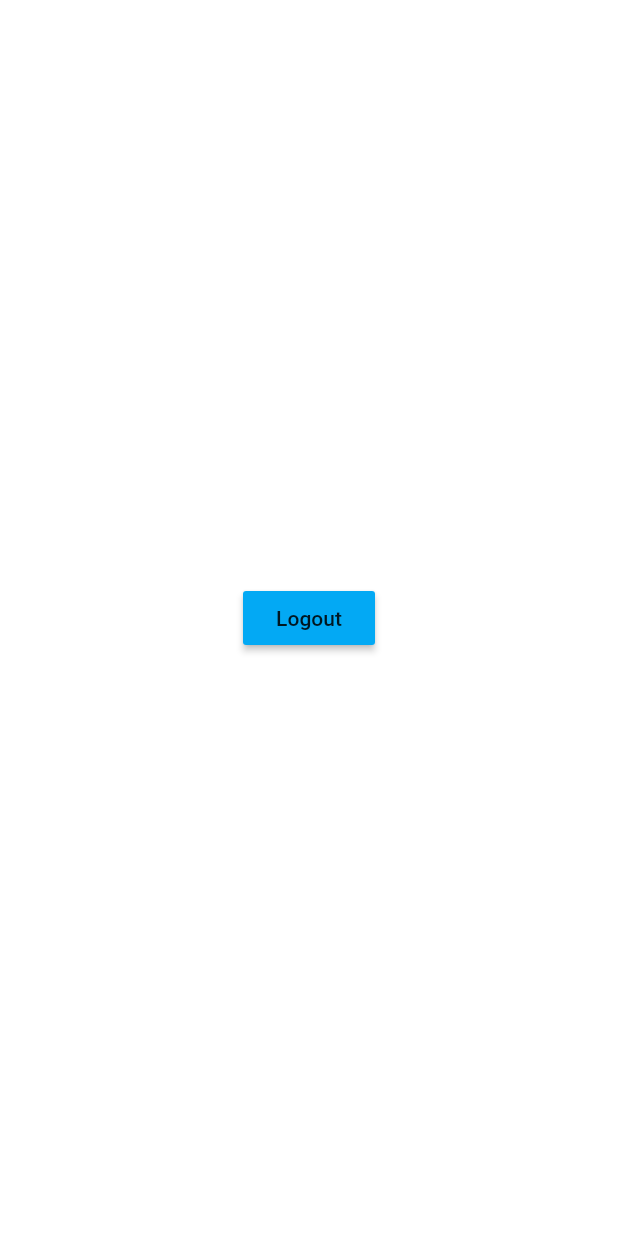
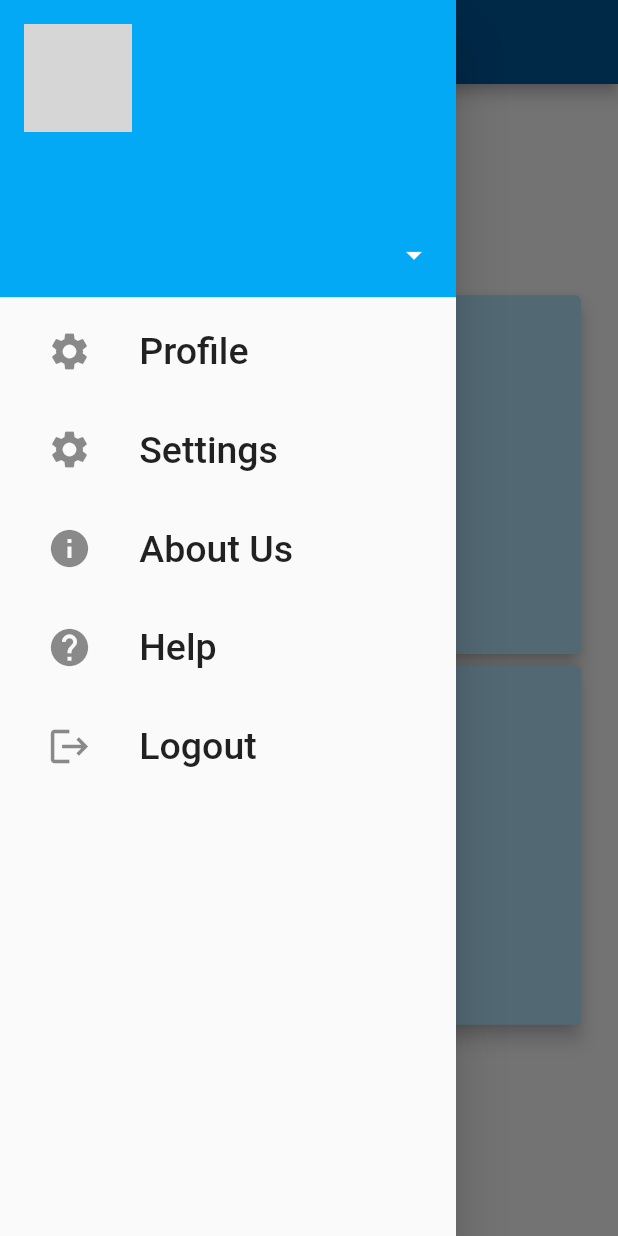
Before and after one commit to 11Urvesh/QuizoidApp, a Flutter app: the screen it shows once a user with an empty profile is signed in, with the side drawer open (before the commit the screen has no drawer), on a phone screen of 412 x 824 dp. Run offline on Flutter 3.47's test engine with Material 2 defaults, Android fonts, the phone set to English and light mode, and no system bars; our stand-ins replace cloud_firestore, email_validator, firebase_auth, firebase_core, firebase_storage, image_picker and 1 more; accounts and stored records are empty; network calls fail; grey boxes are pictures that could not be loaded.

Commit message:
Main Drawer, Profile Page, About Us

```diff
--- a/lib/Home_Screen.dart
+++ b/lib/Home_Screen.dart
@@ -1,21 +1,125 @@
 import 'package:flutter/material.dart';
-import 'package:firebase_auth/firebase_auth.dart';
+import 'package:quizoid/mainDrawer.dart';
+import 'package:cloud_firestore/cloud_firestore.dart';
 
 class HomeScreen extends StatelessWidget {
-
   final String userId;
 
   HomeScreen(this.userId);
 
   @override
   Widget build(BuildContext context) {
-    return Center(
-      child: RaisedButton(
+    final mediaQuery = MediaQuery.of(context);
+
+    final appBar = AppBar(
+      title: Text('Quizoid'),
+      centerTitle: true,
+    );
+
+    final bodyHeight = mediaQuery.size.height -
+        appBar.preferredSize.height -
+        mediaQuery.padding.top -
+        mediaQuery.padding.bottom;
+
+    final bodyWidth = mediaQuery.size.width -
+        mediaQuery.padding.left -
+        mediaQuery.padding.right;
+
+    return FutureBuilder(
+      future: FirebaseFirestore.instance.collection('Users').doc(userId).get(),
+      builder: (context, snapShot) {
+        if (snapShot.connectionState == ConnectionState.waiting) {
+          return Center(child: CircularProgressIndicator());
+        }
+        return Scaffold(
+          appBar: appBar,
+          drawer: MainDrawer(userId, snapShot.data['Email'],snapShot.data['Name'], snapShot.data['phnNo']),
+          body: Container(
+              height: bodyHeight,
+              width: bodyWidth,
+              child: LayoutBuilder(builder: (context, constraints) {
+                return Column(
+                  mainAxisAlignment: MainAxisAlignment.center,
+                  crossAxisAlignment: CrossAxisAlignment.center,
+                  children: [
+                    Container(
+                      height: constraints.maxWidth * 0.6,
+                      width: constraints.maxWidth * 0.9,
+                      child: Card(
+                        elevation: 5,
+                        color: Theme.of(context).primaryColorLight,
+                        child: Center(child: Text('Create Quiz')),
+                      ),
+                    ),
+                    Container(
+                      height: constraints.maxWidth * 0.6,
+                      width: constraints.maxWidth * 0.9,
+                      child: Card(
+                        elevation: 5,
+                        color: Theme.of(context).primaryColorLight,
+                        child: Center(child: Text('Attempt Quiz')),
+                      ),
+                    ),
+                  ],
+                );
+              })),
+        );
+      },
+    );
+  }
+}
+
+/*
+RaisedButton(
         child: Text('Logout'),
         onPressed: (){
           FirebaseAuth.instance.signOut();
         }
       ),
+Column(
+      mainAxisAlignment: MainAxisAlignment.center,
+      crossAxisAlignment: CrossAxisAlignment.center,
+      children: [
+        Container(
+          height: ,
+        ),
+      ],
     );
-  }
-}
+
+Scaffold(
+      appBar: appBar,
+      drawer: MainDrawer(),
+      body: Container(
+        height: bodyHeight,
+        width: bodyWidth,
+        child: LayoutBuilder(
+          builder: (context,constraints){
+            return Column(
+              mainAxisAlignment: MainAxisAlignment.center,
+              crossAxisAlignment: CrossAxisAlignment.center,
+              children: [
+                Container(
+                  height: constraints.maxWidth * 0.6,
+                  width: constraints.maxWidth * 0.9,
+                  child: Card(
+                    elevation: 3,
+                    color: Theme.of(context).primaryColorLight,
+                    child: Center(child:Text('Create Quiz')),
+                  ),
+                ),
+                Container(
+                  height: constraints.maxWidth * 0.6,
+                  width: constraints.maxWidth * 0.9,
+                  child: Card(
+                    elevation: 3,
+                    color: Theme.of(context).primaryColorLight,
+                    child: Center(child:Text('Attempt Quiz')),
+                  ),
+                ),
+              ],
+            );
+          }
+        )
+      ),
+    );
+*/
--- a/lib/main.dart
+++ b/lib/main.dart
@@ -11,7 +11,13 @@ void main() async{
   runApp(MyApp());
 }
 
-class MyApp extends StatelessWidget {
+class MyApp extends StatefulWidget {
+
+  @override
+  _MyAppState createState() => _MyAppState();
+}
+
+class _MyAppState extends State<MyApp> {
 
   @override
   Widget build(BuildContext context) {
--- /dev/null
+++ b/lib/mainDrawer.dart
@@ -0,0 +1,136 @@
+import 'package:flutter/material.dart';
+import 'package:firebase_auth/firebase_auth.dart';
+import 'package:quizoid/aboutUs.dart';
+import 'help.dart';
+import 'package:cloud_firestore/cloud_firestore.dart';
+import 'userProfile.dart';
+
+class MainDrawer extends StatefulWidget {
+  final String userId;
+  final String userEmail;
+  final String userName;
+  final String userphnNo;
+
+  MainDrawer(this.userId,this.userEmail,this.userName,this.userphnNo);
+
+  @override
+  _MainDrawerState createState() => _MainDrawerState();
+}
+
+class _MainDrawerState extends State<MainDrawer> {
+
+  void openMenu(BuildContext context, String title) {
+
+    if(title == 'Logout')
+    {
+      showDialog(
+        context: context,
+        barrierDismissible: false,
+        useSafeArea: true,
+        builder: (_)=>AlertDialog(
+          title: Text('SignOut'),
+          content: Text('Are you sure want to SignOut ?'),
+          elevation: 20,
+          semanticLabel: 'SignOut',
+          actions: [
+            FlatButton(
+              child: Text('No'),
+              onPressed: (){
+                Navigator.of(context).pop();
+                Navigator.of(context).pop();
+              }
+            ),
+            FlatButton(
+              child: Text('Yes'),
+              onPressed: (){
+                Navigator.of(context).pop();
+                Navigator.of(context).pop();
+                FirebaseAuth.instance.signOut();
+              }
+            )
+          ],
+        )
+      );
+    }
+    else if(title=='Profile'){
+      Navigator.of(context)
+        .push(MaterialPageRoute(builder: (context) => ProfileScreen(title,widget.userId,widget.userEmail,widget.userName,widget.userphnNo))).then((value){setState(() {});});
+    }
+    else if(title=='About Us'){
+      Navigator.of(context)
+        .push(MaterialPageRoute(builder: (context)=>WebViewContainer('https://sith.co.in/','About Us')));//MenuScreen(title)));
+    }
+    else{
+      Navigator.of(context)
+        .push(MaterialPageRoute(builder: (context)=>MenuScreen(title)));
+    }
+  }
+
+
+  Widget buildListTile(BoxConstraints constraints,String title,IconData icon) {
+    return Container(
+        height: constraints.maxHeight * 0.08,
+        width: constraints.maxWidth,
+        child: LayoutBuilder(builder: (context, constraints) {
+          return ListTile(
+            leading: Container(
+                width: constraints.maxWidth * 0.2,
+                child: Icon(
+                  icon,
+                  size: 30,
+                )
+              ),
+            title: Container(
+                width: constraints.maxWidth * 0.6,
+                child: Text(
+                  title,
+                  style: TextStyle(fontSize: 25),
+                )),
+            onTap: () => openMenu(context, title),
+          );
+        }));
+  }
+
+  @override
+  Widget build(BuildContext context) {
+    return SafeArea(
+      child: Container(
+        height: MediaQuery.of(context).size.height -
+            MediaQuery.of(context).padding.top -
+            MediaQuery.of(context).padding.bottom,
+        child: Drawer(
+          child: LayoutBuilder(builder: (ctx, constraints) {
+            return Column(
+              mainAxisAlignment: MainAxisAlignment.start,
+              children: [
+                SizedBox(
+                  height: constraints.maxHeight * 0.25,
+                  width: constraints.maxWidth,
+                  child: UserAccountsDrawerHeader(
+                    onDetailsPressed:()=>openMenu(context,'Profile'),
+                    accountName: Text('${widget.userName}'),
+                    accountEmail: Text(widget.userEmail),
+                    currentAccountPicture: FutureBuilder(
+                      future: FirebaseFirestore.instance.collection('Users').doc(widget.userId).get(),
+                      builder: (context,snapShot){
+                        if (snapShot.connectionState == ConnectionState.waiting) {
+                          return Center(child: CircularProgressIndicator());
+                        }
+                        return CircleAvatar(maxRadius: constraints.maxHeight * 0.075,backgroundImage:snapShot.data['Image'] != null ?NetworkImage(snapShot.data['Image']): AssetImage('assets/Images/userNull_image.jpg'));
+                      },
+                    )
+                  ),
+                ),
+                buildListTile(constraints,'Profile',Icons.settings),
+                buildListTile(constraints,'Settings',Icons.settings),
+                buildListTile(constraints,'About Us',Icons.info),
+                buildListTile(constraints,'Help',Icons.help),
+                buildListTile(constraints,'Logout',Icons.logout),
+              ],
+            );
+          }),
+        ),
+      ),
+    );
+  }
+}
--- a/pubspec.yaml
+++ b/pubspec.yaml
@@ -27,9 +27,13 @@ dependencies:
   firebase_auth: ^0.20.1
   cloud_firestore: ^0.16.0+1
   firebase_core : ^0.7.0
+  image_picker: ^0.6.6+1
+  firebase_storage: ^7.0.0
+  webview_flutter: ^0.3.20
   # The following adds the Cupertino Icons font to your application.
   # Use with the CupertinoIcons class for iOS style icons.
   cupertino_icons: ^1.0.0
+  flutter_android_lifecycle: ^1.0.0
 
 dev_dependencies:
   flutter_test:
@@ -49,6 +53,7 @@ flutter:
   # To add assets to your application, add an assets section, like this:
   assets:
     - assets/Images/appIcon.png
+    - assets/Images/userNull_image.jpg
 
   # An image asset can refer to one or more resolution-specific "variants", see
   # https://flutter.dev/assets-and-images/#resolution-aware.
```
Also changed, not shown: lib/Authentication/Auth_Screen.dart (+1 -8 lines), lib/aboutUs.dart (added, +36 -0 lines), lib/help.dart (added, +21 -0 lines), lib/userProfile.dart (added, +364 -0 lines), assets/Images/userNull_image.jpg (added), lib/Authentication/Auth_form.dart (line endings or trailing spaces), pubspec.lock.
